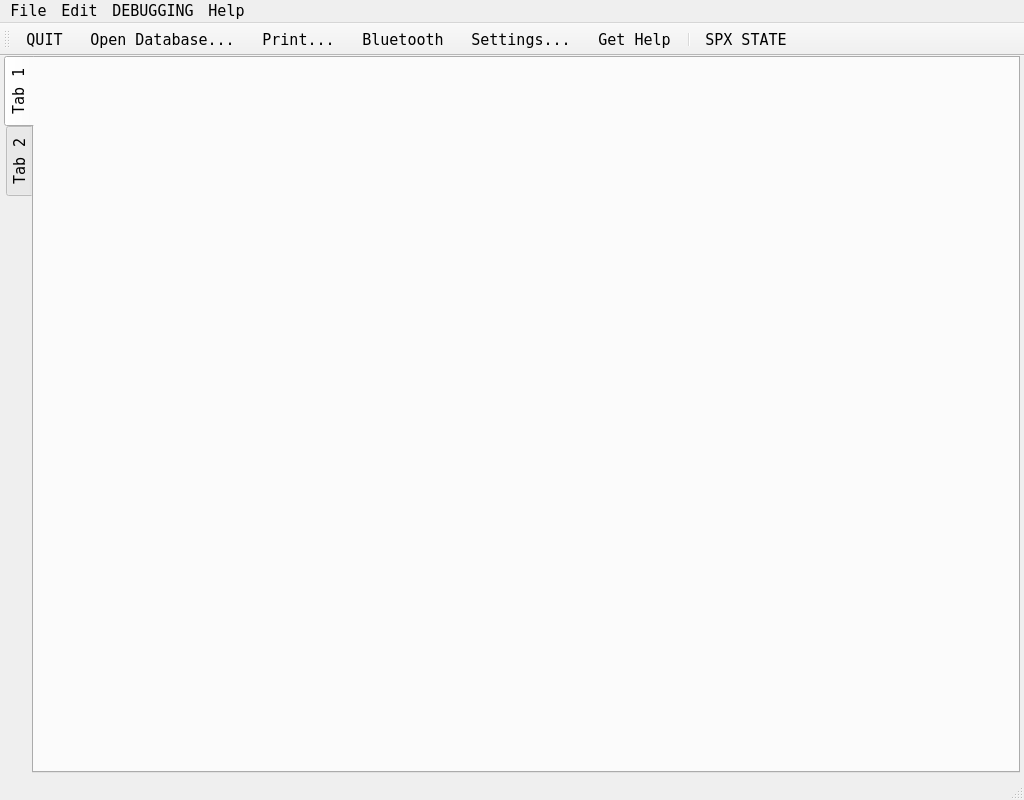
dmarc0001/spx42Control, file src/ui/SPX42ControlMainWin.ui: the form before one commit.
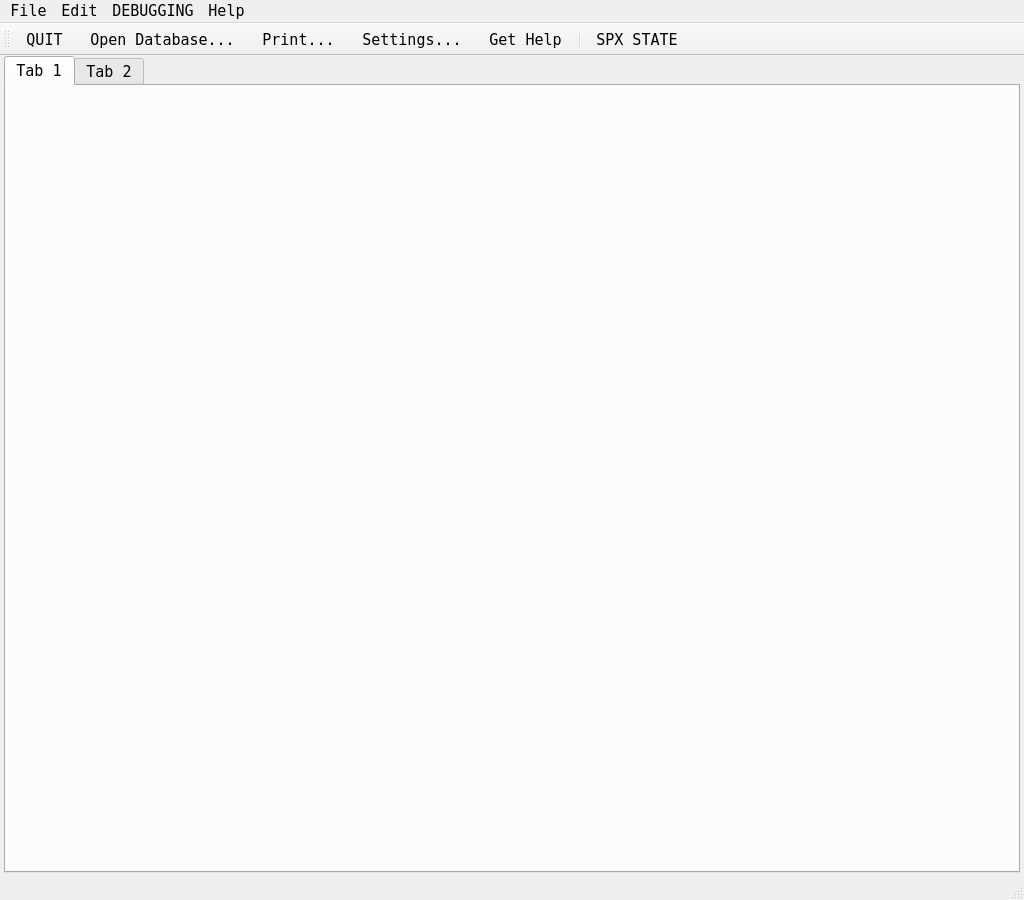
The form after the commit. Icons and pictures are not drawn.

```diff
--- a/src/ui/SPX42ControlMainWin.ui
+++ b/src/ui/SPX42ControlMainWin.ui
@@ -7,19 +7,19 @@
     <x>0</x>
     <y>0</y>
     <width>1024</width>
-    <height>800</height>
+    <height>900</height>
    </rect>
   </property>
   <property name="minimumSize">
    <size>
     <width>980</width>
-    <height>800</height>
+    <height>900</height>
    </size>
   </property>
   <property name="maximumSize">
    <size>
     <width>2048</width>
-    <height>1820</height>
+    <height>1900</height>
    </size>
   </property>
   <property name="baseSize">
@@ -64,7 +64,7 @@
        <string/>
       </property>
       <property name="tabPosition">
-       <enum>QTabWidget::West</enum>
+       <enum>QTabWidget::North</enum>
       </property>
       <property name="currentIndex">
        <number>0</number>
@@ -148,7 +148,6 @@
    <addaction name="actionQUIT"/>
    <addaction name="actionOpenDB"/>
    <addaction name="actionActionPrint"/>
-   <addaction name="actionConnectBluetooth"/>
    <addaction name="actionSettings"/>
    <addaction name="actionGetHelp"/>
    <addaction name="separator"/>
@@ -242,22 +241,6 @@
     <string>set application settings...</string>
    </property>
   </action>
-  <action name="actionConnectBluetooth">
-   <property name="icon">
-    <iconset resource="../res/SPX42ControlRes.qrc">
-     <normaloff>:/icons/ic_bluetooth_black_24dp_1x.png</normaloff>
-     <activeoff>:/icons/ic_bluetooth_black_24dp_1x_blue.png</activeoff>:/icons/ic_bluetooth_black_24dp_1x.png</iconset>
-   </property>
-   <property name="text">
-    <string>Bluetooth</string>
-   </property>
-   <property name="toolTip">
-    <string>Bluetooth</string>
-   </property>
-   <property name="statusTip">
-    <string>bluetooth switch and status...</string>
-   </property>
-  </action>
   <action name="actionNitrox">
    <property name="checkable">
     <bool>true</bool>
```
